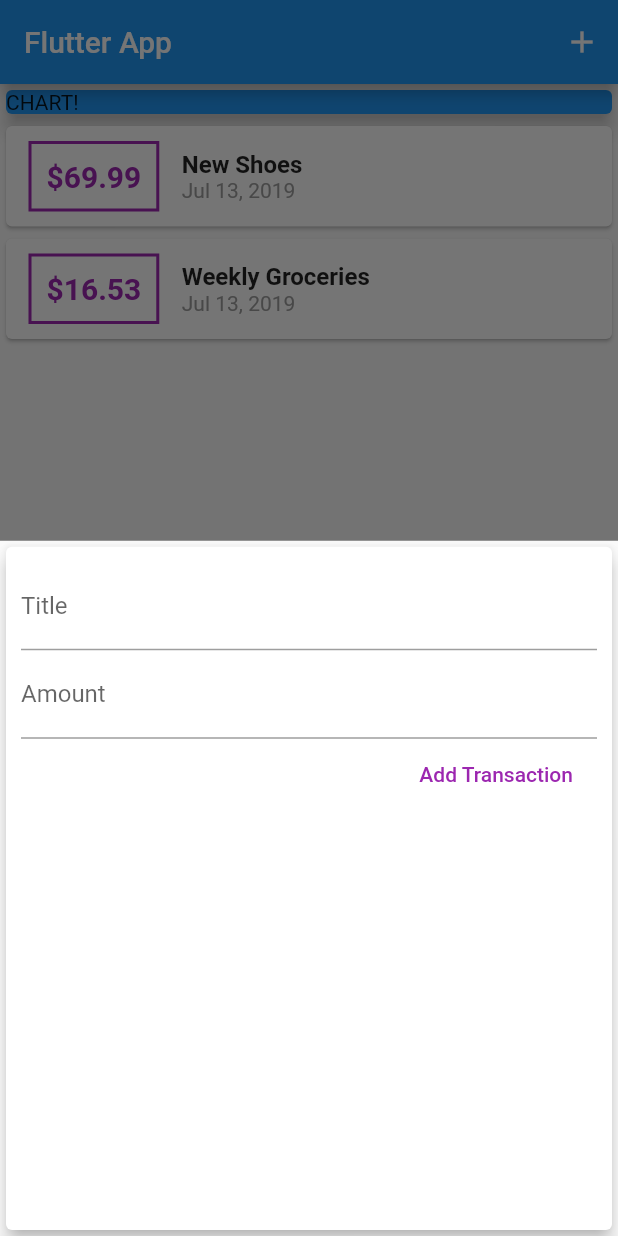
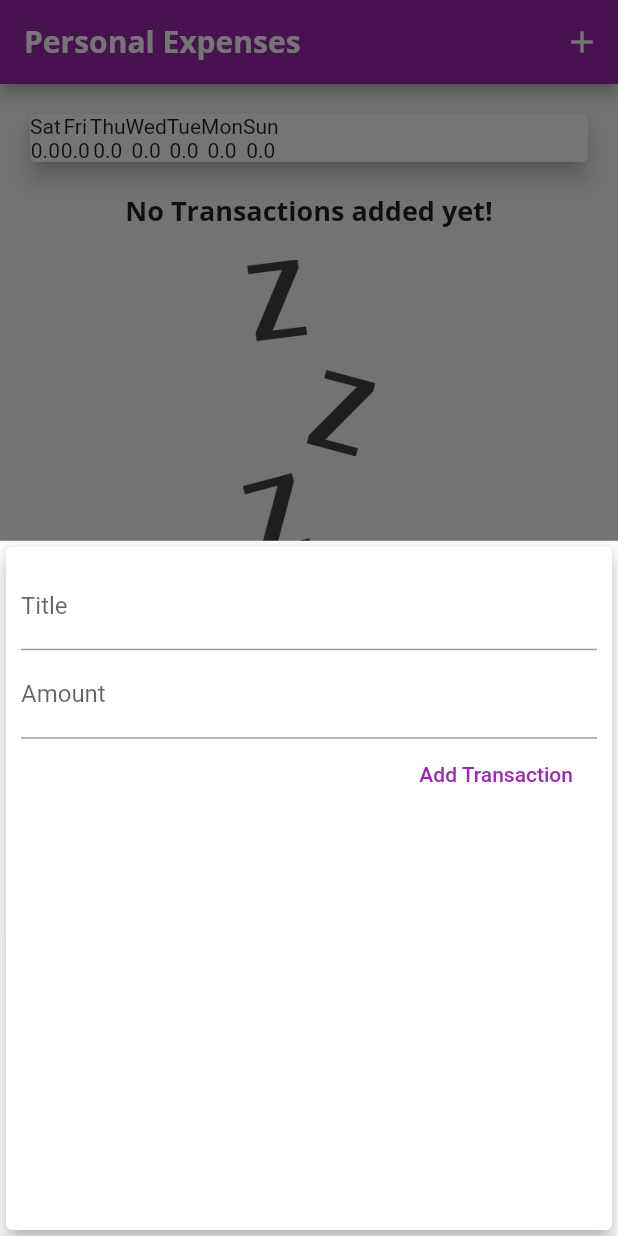
Before and after one commit to TheFedex87/FlutterCourse, a Flutter app: the screen it shows after launch, after a tap on the "add" icon, on a phone screen of 412 x 824 dp. Run offline on Flutter 3.47's test engine with Material 2 defaults, Android fonts, the phone set to English and light mode, and no system bars.

Commit message:
Change style with theme Start to add chart logic

```diff
--- a/personal_expenses_app/lib/main.dart
+++ b/personal_expenses_app/lib/main.dart
@@ -3,6 +3,7 @@ import 'package:flutter/material.dart';
 import './widgets/new_transaction.dart';
 import './widgets/transaction_list.dart';
 import './models/transaction.dart';
+import './widgets/chart.dart';
 
 void main() => runApp(MyApp());
 
@@ -10,7 +11,28 @@ class MyApp extends StatelessWidget {
   @override
   Widget build(BuildContext context) {
     return MaterialApp(
-      title: 'Flutter App',
+      theme: ThemeData(
+        primarySwatch: Colors.purple,
+        accentColor: Colors.amber,
+        fontFamily: 'Quicksand',
+        textTheme: ThemeData.light().textTheme.copyWith(
+              title: TextStyle(
+                fontFamily: 'OpenSans',
+                fontSize: 18,
+                fontWeight: FontWeight.bold,
+              ),
+            ),
+        appBarTheme: AppBarTheme(
+          textTheme: ThemeData.light().textTheme.copyWith(
+                title: TextStyle(
+                  fontFamily: 'OpenSans',
+                  fontSize: 20,
+                  fontWeight: FontWeight.bold,
+                ),
+              ),
+        ),
+      ),
+      title: 'Personal Expensed',
       home: MyHomePage(),
     );
   }
@@ -23,19 +45,29 @@ class MyHomePage extends StatefulWidget {
 
 class _MyHomePageState extends State<MyHomePage> {
   final List<Transaction> _userTransactions = [
-    Transaction(
-      id: 't1',
-      title: 'New Shoes',
-      amount: 69.99,
-      date: DateTime.now(),
-    ),
-    Transaction(
-      id: 't2',
-      title: 'Weekly Groceries',
-      amount: 16.53,
-      date: DateTime.now(),
-    ),
+    // Transaction(
+    //   id: 't1',
+    //   title: 'New Shoes',
+    //   amount: 69.99,
+    //   date: DateTime.now(),
+    // ),
+    // Transaction(
+    //   id: 't2',
+    //   title: 'Weekly Groceries',
+    //   amount: 16.53,
+    //   date: DateTime.now(),
+    // ),
   ];
+
+  List<Transaction> get _recentTransaction {
+    return _userTransactions.where((tx) {
+      return tx.date.isAfter(
+        DateTime.now().subtract(
+          Duration(days: 7),
+        ),
+      );
+    }).toList();
+  }
 
   void _addNewTransaction(String txTitle, double txAmount) {
     final newTx = new Transaction(
@@ -62,7 +94,9 @@ class _MyHomePageState extends State<MyHomePage> {
   Widget build(BuildContext context) {
     return Scaffold(
       appBar: AppBar(
-        title: Text('Flutter App'),
+        title: Text(
+          'Personal Expenses',
+        ),
         actions: <Widget>[
           IconButton(
             icon: Icon(Icons.add),
@@ -76,14 +110,7 @@ class _MyHomePageState extends State<MyHomePage> {
         child: Column(
           // mainAxisAlignment: MainAxisAlignment.spaceAround,
           children: <Widget>[
-            Container(
-              width: double.infinity,
-              child: Card(
-                color: Colors.blue,
-                child: Text('CHART!'),
-                elevation: 5,
-              ),
-            ),
+            Chart(_recentTransaction),
             TransactionList(_userTransactions),
           ],
         ),
--- /dev/null
+++ b/personal_expenses_app/lib/widgets/chart.dart
@@ -0,0 +1,51 @@
+import 'package:flutter/material.dart';
+import 'package:intl/intl.dart';
+
+import '../models/transaction.dart';
+
+class Chart extends StatelessWidget {
+  final List<Transaction> recentTransactions;
+
+  Chart(this.recentTransactions);
+
+  List<Map<String, Object>> get groupedTransactionValues {
+    return List.generate(7, (index) {
+      final weekDay = DateTime.now().subtract(
+        Duration(days: index),
+      );
+      var totalSum = 0.0;
+
+      for (var i = 0; i < recentTransactions.length; i++) {
+        if (recentTransactions[i].date.day == weekDay.day &&
+            recentTransactions[i].date.month == weekDay.month &&
+            recentTransactions[i].date.year == weekDay.year) {
+          totalSum += recentTransactions[i].amount;
+        }
+      }
+
+      return {
+        'day': DateFormat.E().format(weekDay),
+        'amount': totalSum,
+      };
+    });
+  }
+
+  @override
+  Widget build(BuildContext context) {
+    return Card(
+      elevation: 6,
+      margin: EdgeInsets.all(20),
+      child: Row(
+        children: groupedTransactionValues.map((el) {
+          print(el);
+          return Column(
+            children: <Widget>[
+              Text(el['day']),
+              Text(el['amount'].toString()),
+            ],
+          );
+        }).toList(),
+      ),
+    );
+  }
+}
--- a/personal_expenses_app/lib/widgets/new_transaction.dart
+++ b/personal_expenses_app/lib/widgets/new_transaction.dart
@@ -1,12 +1,18 @@
 import 'package:flutter/material.dart';
 
-class NewTransaction extends StatelessWidget {
-  final _titleController = new TextEditingController();
-  final _amountController = new TextEditingController();
-
+class NewTransaction extends StatefulWidget {
   final Function addNewTxHandler;
 
   NewTransaction(this.addNewTxHandler);
+
+  @override
+  _NewTransactionState createState() => _NewTransactionState();
+}
+
+class _NewTransactionState extends State<NewTransaction> {
+  final _titleController = new TextEditingController();
+
+  final _amountController = new TextEditingController();
 
   void submitData() {
     final String enteredTitle = _titleController.text;
@@ -16,10 +22,12 @@ class NewTransaction extends StatelessWidget {
       return;
     }
 
-    addNewTxHandler(
+    widget.addNewTxHandler(
       enteredTitle,
       enteredAmount,
     );
+
+    Navigator.of(context).pop();
   }
 
   @override
@@ -44,7 +52,7 @@ class NewTransaction extends StatelessWidget {
             ),
             FlatButton(
               child: Text('Add Transaction'),
-              textColor: Colors.purple,
+              textColor: Theme.of(context).primaryColor,
               onPressed: submitData,
             )
           ],
--- a/personal_expenses_app/lib/widgets/transaction_list.dart
+++ b/personal_expenses_app/lib/widgets/transaction_list.dart
@@ -12,7 +12,26 @@ class TransactionList extends StatelessWidget {
   Widget build(BuildContext context) {
     return Container(
       height: 300,
-      child: ListView.builder(
+      child: transactions.isEmpty
+          ? Column(
+              children: <Widget>[
+                Text(
+                  'No Transactions added yet!',
+                  style: Theme.of(context).textTheme.title,
+                ),
+                SizedBox(
+                  height: 20,
+                ),
+                Container(
+                  height: 200,
+                  child: Image.asset(
+                    'assets/images/waiting.png',
+                    fit: BoxFit.cover,
+                  ),
+                )
+              ],
+            )
+          : ListView.builder(
               itemBuilder: (ctx, index) {
                 return Card(
                   child: Row(
@@ -24,7 +43,7 @@ class TransactionList extends StatelessWidget {
                         ),
                         decoration: BoxDecoration(
                           border: Border.all(
-                      color: Colors.purple,
+                            color: Theme.of(context).primaryColor,
                             width: 2,
                           ),
                         ),
@@ -34,7 +53,7 @@ class TransactionList extends StatelessWidget {
                           style: TextStyle(
                             fontWeight: FontWeight.bold,
                             fontSize: 20,
-                      color: Colors.purple,
+                            color: Theme.of(context).primaryColor,
                           ),
                         ),
                       ),
@@ -43,10 +62,7 @@ class TransactionList extends StatelessWidget {
                         children: <Widget>[
                           Text(
                             transactions[index].title,
-                      style: TextStyle(
-                        fontSize: 16,
-                        fontWeight: FontWeight.bold,
-                      ),
+                            style: Theme.of(context).textTheme.title,
                           ),
                           Text(
                             DateFormat.yMMMd().format(transactions[index].date),
```
Also changed, not shown: personal_expenses_app/pubspec.yaml (+13 -8 lines), personal_expenses_app/assets/fonts/OpenSans-Bold.ttf (added), personal_expenses_app/assets/fonts/OpenSans-Regular.ttf (added), personal_expenses_app/assets/fonts/Quicksand-Bold.ttf (added), personal_expenses_app/assets/fonts/Quicksand-Light.ttf (added), personal_expenses_app/assets/fonts/Quicksand-Medium.ttf (added), personal_expenses_app/assets/fonts/Quicksand-Regular.ttf (added), personal_expenses_app/assets/images/waiting.png (added), personal_expenses_app/pubspec.lock. Lines whose indentation alone changed are shown as unchanged.
